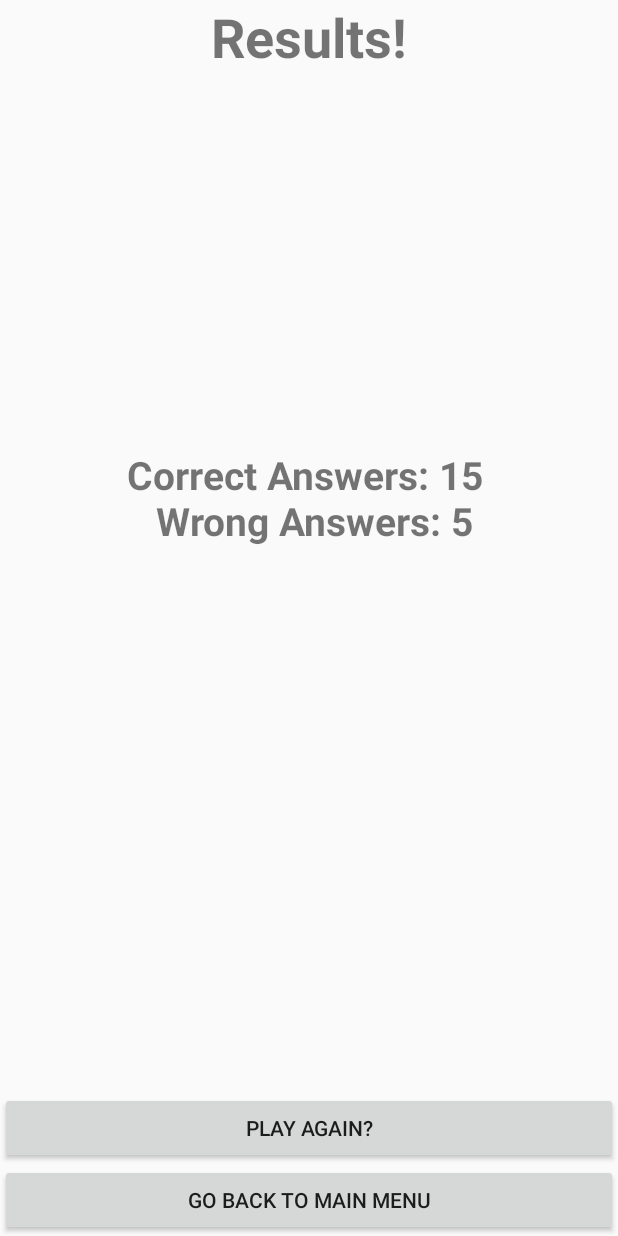
After one commit to ericdiazjr21/Stats_Dont_Lie_Hackathon, an Android app: the layout fragment_result.xml on its own in the app's theme, with its tools: preview values and no code run, on a phone screen of 412 x 824 dp. The commit adds this screen. Run offline under Robolectric (Android 15) with nearby library versions, the phone set to English and light mode, and no system bars.

Commit message:
Create result fragment xml

```diff
--- a/app/build.gradle
+++ b/app/build.gradle
@@ -28,6 +28,7 @@ dependencies {
     implementation 'com.android.support.constraint:constraint-layout:1.1.3'
     implementation 'com.squareup.retrofit2:retrofit:2.5.0'
     implementation 'com.squareup.retrofit2:converter-gson:2.5.0'
+    implementation 'com.android.support:support-v4:28.0.0'
     testImplementation 'junit:junit:4.12'
     androidTestImplementation 'com.android.support.test:runner:1.0.2'
     androidTestImplementation 'com.android.support.test.espresso:espresso-core:3.0.2'
--- a/app/src/main/AndroidManifest.xml
+++ b/app/src/main/AndroidManifest.xml
@@ -1,6 +1,7 @@
 <?xml version="1.0" encoding="utf-8"?>
 <manifest xmlns:android="http://schemas.android.com/apk/res/android"
-    package="com.example.statsdontlie">
+          xmlns:tools="http://schemas.android.com/tools"
+          package="com.example.statsdontlie">
 
     <uses-permission android:name="android.permission.INTERNET" />
 
@@ -10,8 +11,11 @@
         android:label="@string/app_name"
         android:roundIcon="@mipmap/ic_launcher_round"
         android:supportsRtl="true"
-        android:theme="@style/AppTheme">
-        <activity android:name=".view.MainActivity">
+        android:theme="@style/AppTheme"
+
+        tools:ignore="GoogleAppIndexingWarning">
+        <activity android:name=".view.MainActivity"
+            android:configChanges="orientation">
             <intent-filter>
                 <action android:name="android.intent.action.MAIN" />
 
--- a/app/src/main/java/com/example/statsdontlie/repository/BDLRepository.java
+++ b/app/src/main/java/com/example/statsdontlie/repository/BDLRepository.java
@@ -25,9 +25,7 @@ public class BDLRepository {
                 .enqueue(new Callback<BDLResponse>() {
                     @Override
                     public void onResponse(Call<BDLResponse> call, Response<BDLResponse> response) {
-
                     }
-
                     @Override
                     public void onFailure(Call<BDLResponse> call, Throwable t) {
                         Log.d(BDLAppConstants.BDLREPOSITORY_TAG, "onFailure: " + t.toString());
--- /dev/null
+++ b/app/src/main/java/com/example/statsdontlie/view/fragments/ResultFragment.java
@@ -0,0 +1,25 @@
+package com.example.statsdontlie.view.fragments;
+
+
+import android.os.Bundle;
+import android.support.v4.app.Fragment;
+import android.view.LayoutInflater;
+import android.view.View;
+import android.view.ViewGroup;
+
+import com.example.statsdontlie.R;
+
+public class ResultFragment
+        extends Fragment {
+
+
+    public ResultFragment() {
+    }
+
+    @Override
+    public View onCreateView(LayoutInflater inflater, ViewGroup container,
+                             Bundle savedInstanceState) {
+        return inflater.inflate(R.layout.fragment_result, container, false);
+    }
+
+}
--- /dev/null
+++ b/app/src/main/res/layout/fragment_result.xml
@@ -0,0 +1,51 @@
+<?xml version="1.0" encoding="utf-8"?>
+<android.support.constraint.ConstraintLayout android:layout_height="match_parent"
+                                             android:layout_width="match_parent"
+                                             xmlns:android="http://schemas.android.com/apk/res/android"
+                                             xmlns:tools="http://schemas.android.com/tools"
+                                             xmlns:app="http://schemas.android.com/apk/res-auto"
+                                             tools:context=".view.fragments.ResultFragment">
+
+    <TextView
+        android:id="@+id/result_title"
+        android:layout_height="wrap_content"
+        android:layout_width="match_parent"
+        android:textAlignment="center"
+        android:textStyle="bold"
+        android:textSize="36sp"
+        android:text="@string/result_title_text"
+        app:layout_constraintTop_toTopOf="parent"
+        app:layout_constraintRight_toRightOf="parent"
+        app:layout_constraintLeft_toLeftOf="parent"/>
+
+    <TextView
+        android:id="@+id/answer_results"
+        android:layout_height="wrap_content"
+        android:layout_width="match_parent"
+        android:layout_marginTop="250dp"
+        android:textStyle="bold"
+        android:textSize="26sp"
+        android:textAlignment="center"
+        app:layout_constraintTop_toBottomOf="@+id/result_title"
+        tools:text="@string/answer_results_sample_text"/>
+
+    <Button
+        android:id="@+id/menu_btn"
+        android:layout_width="match_parent"
+        android:layout_height="wrap_content"
+        android:text="@string/menu_text"
+        app:layout_constraintBottom_toBottomOf="parent"
+        app:layout_constraintRight_toRightOf="parent"
+        app:layout_constraintLeft_toLeftOf="parent"
+        />
+
+    <Button
+        android:id="@+id/restart_btn"
+        android:layout_width="match_parent"
+        android:layout_height="wrap_content"
+        android:text="@string/play_again_text"
+        app:layout_constraintBottom_toTopOf="@id/menu_btn"
+        app:layout_constraintRight_toRightOf="parent"
+        app:layout_constraintLeft_toLeftOf="parent"/>
+
+</android.support.constraint.ConstraintLayout>
--- a/app/src/main/res/values/strings.xml
+++ b/app/src/main/res/values/strings.xml
@@ -1,3 +1,9 @@
 <resources>
     <string name="app_name">StatsDontLie</string>
+
+    <!-- TODO: Remove or change this placeholder text -->
+    <string name="result_title_text">Results!</string>
+    <string name="answer_results_sample_text">Correct Answers: 15 \n Wrong Answers: 5</string>
+    <string name="play_again_text">Play Again?</string>
+    <string name="menu_text">Go Back To Main Menu</string>
 </resources>
```
